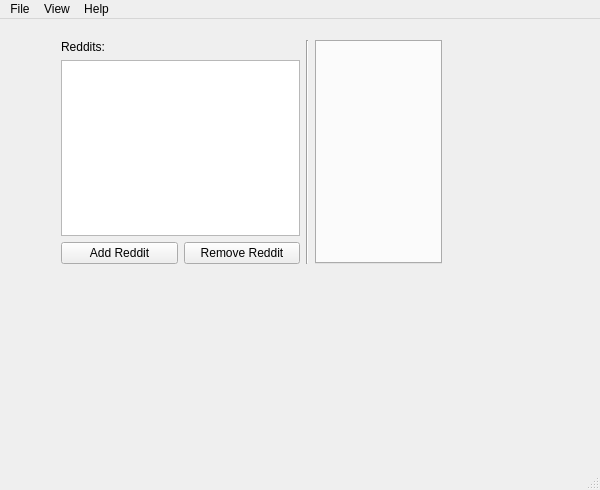
Old version of the form forms/allochthon.ui in the repository FigBug/Allochthon.
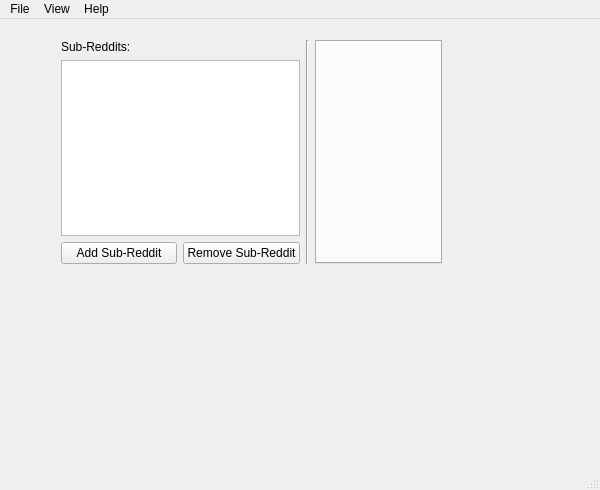
New version of the form.

Diff of the .ui file:
```diff
--- a/forms/allochthon.ui
+++ b/forms/allochthon.ui
@@ -29,7 +29,7 @@
        <item>
         <widget class="QLabel" name="label">
          <property name="text">
-          <string>Reddits:</string>
+          <string>Sub-Reddits:</string>
          </property>
         </widget>
        </item>
@@ -48,14 +48,14 @@
          <item>
           <widget class="QPushButton" name="add">
            <property name="text">
-            <string>Add Reddit</string>
+            <string>Add Sub-Reddit</string>
            </property>
           </widget>
          </item>
          <item>
           <widget class="QPushButton" name="remove">
            <property name="text">
-            <string>Remove Reddit</string>
+            <string>Remove Sub-Reddit</string>
            </property>
           </widget>
          </item>
```
Left out of the diff: 15 changed lines with no effect on the pictures.
